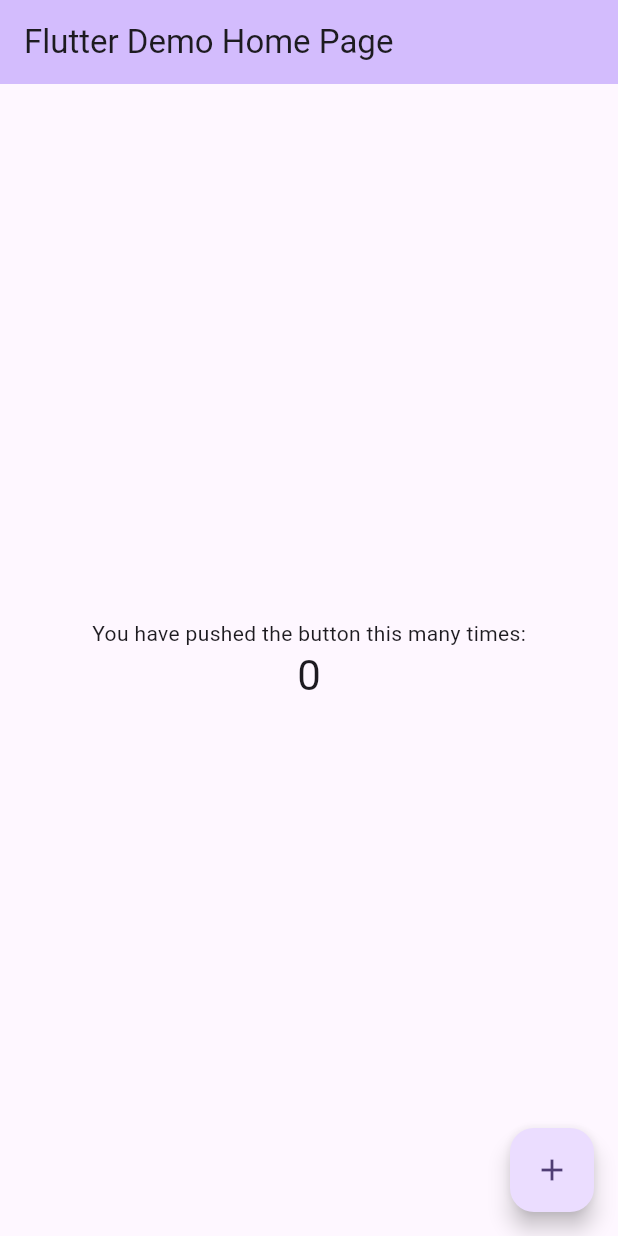
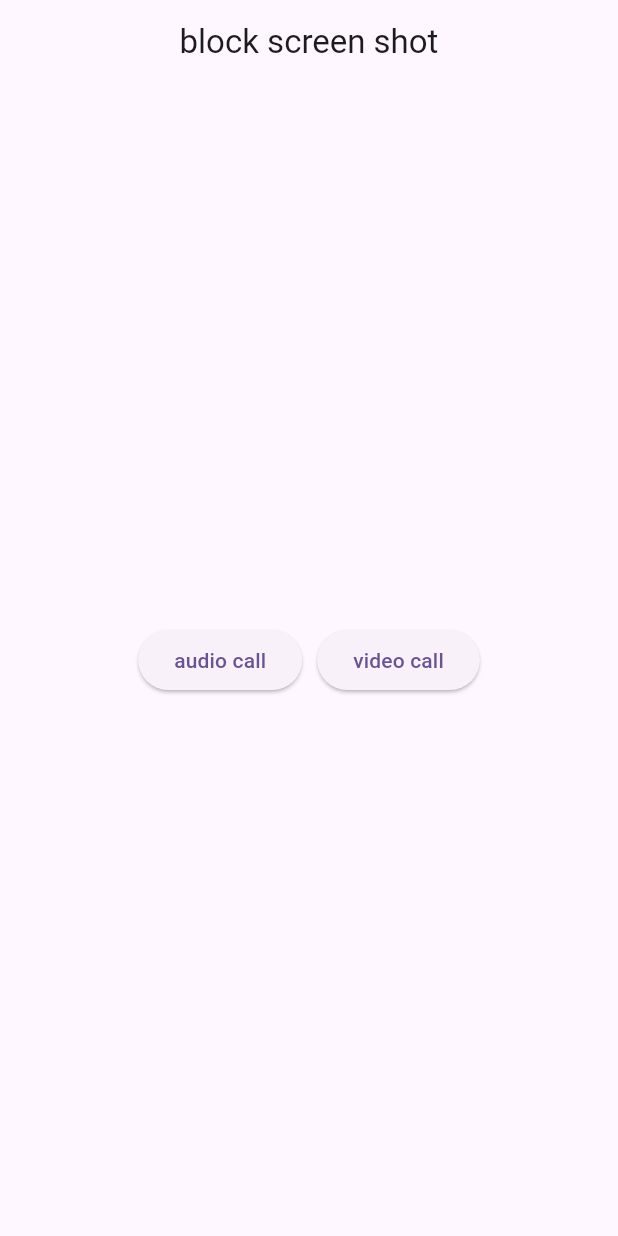
Before and after one commit to cabrelshadow/testapp, a Flutter app: the screen it shows after launch, on a phone screen of 412 x 824 dp. Run offline on Flutter 3.47's test engine with Material 3 defaults, Android fonts, the phone set to English and light mode, and no system bars; our stand-ins replace avatar_glow, flutter_iconly, get, google_fonts.

Commit message:
fix ios screen shot fucn

```diff
--- a/lib/main.dart
+++ b/lib/main.dart
@@ -1,4 +1,5 @@
 import 'package:flutter/material.dart';
+import 'package:testapp_work/screens/home.dart';
 
 void main() {
   runApp(const MyApp());
@@ -13,113 +14,11 @@ class MyApp extends StatelessWidget {
     return MaterialApp(
       title: 'Flutter Demo',
       theme: ThemeData(
-        // This is the theme of your application.
-        //
-        // TRY THIS: Try running your application with "flutter run". You'll see
-        // the application has a purple toolbar. Then, without quitting the app,
-        // try changing the seedColor in the colorScheme below to Colors.green
-        // and then invoke "hot reload" (save your changes or press the "hot
-        // reload" button in a Flutter-supported IDE, or press "r" if you used
-        // the command line to start the app).
-        //
-        // Notice that the counter didn't reset back to zero; the application
-        // state is not lost during the reload. To reset the state, use hot
-        // restart instead.
-        //
-        // This works for code too, not just values: Most code changes can be
-        // tested with just a hot reload.
+
         colorScheme: ColorScheme.fromSeed(seedColor: Colors.deepPurple),
         useMaterial3: true,
       ),
-      home: const MyHomePage(title: 'Flutter Demo Home Page'),
+      home: Home(),
     );
   }
 }
-
-class MyHomePage extends StatefulWidget {
-  const MyHomePage({super.key, required this.title});
-
-  // This widget is the home page of your application. It is stateful, meaning
-  // that it has a State object (defined below) that contains fields that affect
-  // how it looks.
-
-  // This class is the configuration for the state. It holds the values (in this
-  // case the title) provided by the parent (in this case the App widget) and
-  // used by the build method of the State. Fields in a Widget subclass are
-  // always marked "final".
-
-  final String title;
-
-  @override
-  State<MyHomePage> createState() => _MyHomePageState();
-}
-
-class _MyHomePageState extends State<MyHomePage> {
-  int _counter = 0;
-
-  void _incrementCounter() {
-    setState(() {
-      // This call to setState tells the Flutter framework that something has
-      // changed in this State, which causes it to rerun the build method below
-      // so that the display can reflect the updated values. If we changed
-      // _counter without calling setState(), then the build method would not be
-      // called again, and so nothing would appear to happen.
-      _counter++;
-    });
-  }
-
-  @override
-  Widget build(BuildContext context) {
-    // This method is rerun every time setState is called, for instance as done
-    // by the _incrementCounter method above.
-    //
-    // The Flutter framework has been optimized to make rerunning build methods
-    // fast, so that you can just rebuild anything that needs updating rather
-    // than having to individually change instances of widgets.
-    return Scaffold(
-      appBar: AppBar(
-        // TRY THIS: Try changing the color here to a specific color (to
-        // Colors.amber, perhaps?) and trigger a hot reload to see the AppBar
-        // change color while the other colors stay the same.
-        backgroundColor: Theme.of(context).colorScheme.inversePrimary,
-        // Here we take the value from the MyHomePage object that was created by
-        // the App.build method, and use it to set our appbar title.
-        title: Text(widget.title),
-      ),
-      body: Center(
-        // Center is a layout widget. It takes a single child and positions it
-        // in the middle of the parent.
-        child: Column(
-          // Column is also a layout widget. It takes a list of children and
-          // arranges them vertically. By default, it sizes itself to fit its
-          // children horizontally, and tries to be as tall as its parent.
-          //
-          // Column has various properties to control how it sizes itself and
-          // how it positions its children. Here we use mainAxisAlignment to
-          // center the children vertically; the main axis here is the vertical
-          // axis because Columns are vertical (the cross axis would be
-          // horizontal).
-          //
-          // TRY THIS: Invoke "debug painting" (choose the "Toggle Debug Paint"
-          // action in the IDE, or press "p" in the console), to see the
-          // wireframe for each widget.
-          mainAxisAlignment: MainAxisAlignment.center,
-          children: <Widget>[
-            const Text(
-              'You have pushed the button this many times:',
-            ),
-            Text(
-              '$_counter',
-              style: Theme.of(context).textTheme.headlineMedium,
-            ),
-          ],
-        ),
-      ),
-      floatingActionButton: FloatingActionButton(
-        onPressed: _incrementCounter,
-        tooltip: 'Increment',
-        child: const Icon(Icons.add),
-      ), // This trailing comma makes auto-formatting nicer for build methods.
-    );
-  }
-}
--- /dev/null
+++ b/lib/screens/home.dart
@@ -0,0 +1,46 @@
+import 'package:flutter/material.dart';
+import 'package:get/get.dart';
+
+import 'call/Vidoe_call.dart';
+import 'call/audio_call.dart';
+
+class Home extends StatefulWidget {
+  const Home({super.key});
+
+  @override
+  State<Home> createState() => _HomeState();
+}
+
+class _HomeState extends State<Home> {
+  @override
+  Widget build(BuildContext context) {
+    return  Scaffold(
+     appBar: AppBar(
+       centerTitle: true,
+       title: Text("block screen shot"),
+     ),
+      body: Column(
+        crossAxisAlignment: CrossAxisAlignment.center,
+        mainAxisAlignment: MainAxisAlignment.center,
+        children: [
+          Center(
+
+            child: Row(
+              mainAxisAlignment: MainAxisAlignment.center,
+              children: [
+                ElevatedButton(onPressed: (){
+                  Navigator.push(context, MaterialPageRoute(builder: (context)=>CallAudioScreen()));
+                  }, child: Text("audio call")),
+                SizedBox(width: 10,),
+                ElevatedButton(onPressed: (){
+                  Navigator.push(context, MaterialPageRoute(builder: (context)=>ViedeoScreen()));
+                }, child: Text("video call")),
+              ],
+            ),
+          )
+        ],
+      ),
+
+    );
+  }
+}
```
Also changed, not shown: lib/constant/colorapp.dart (added, +13 -0 lines), lib/screens/call/Vidoe_call.dart (added, +142 -0 lines), lib/screens/call/audio_call.dart (added, +108 -0 lines), pubspec.yaml (+6 -2 lines), assets/images/avatarglow.png (added), assets/images/pro.jpg (added), pubspec.lock, 3 other files.
